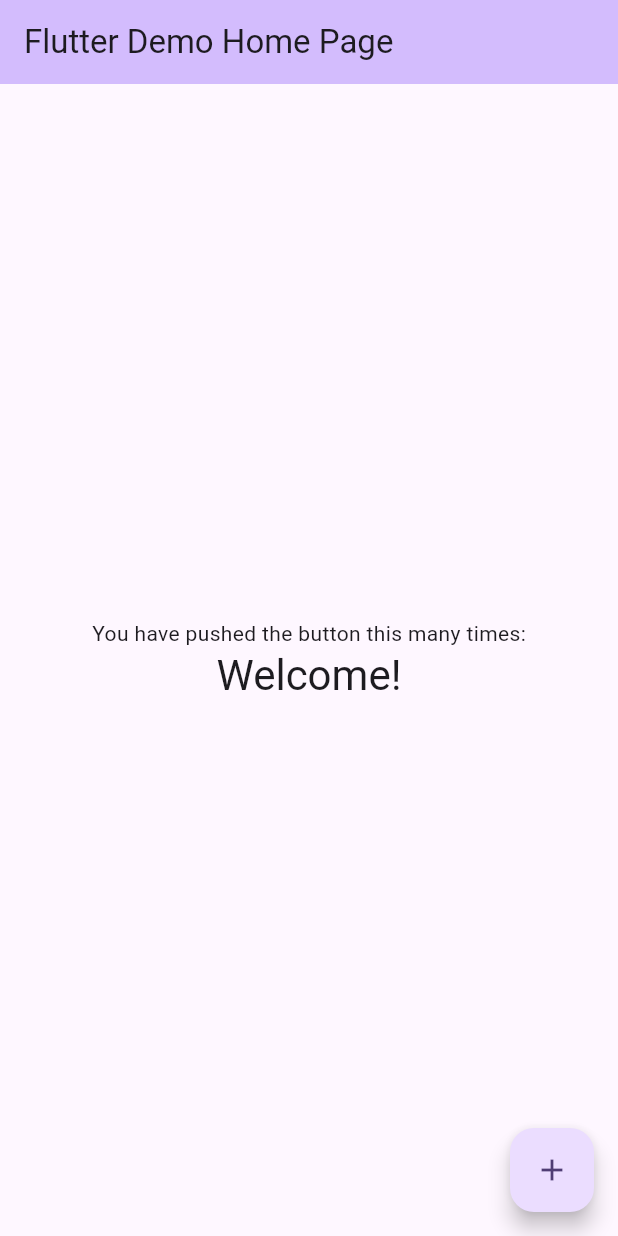
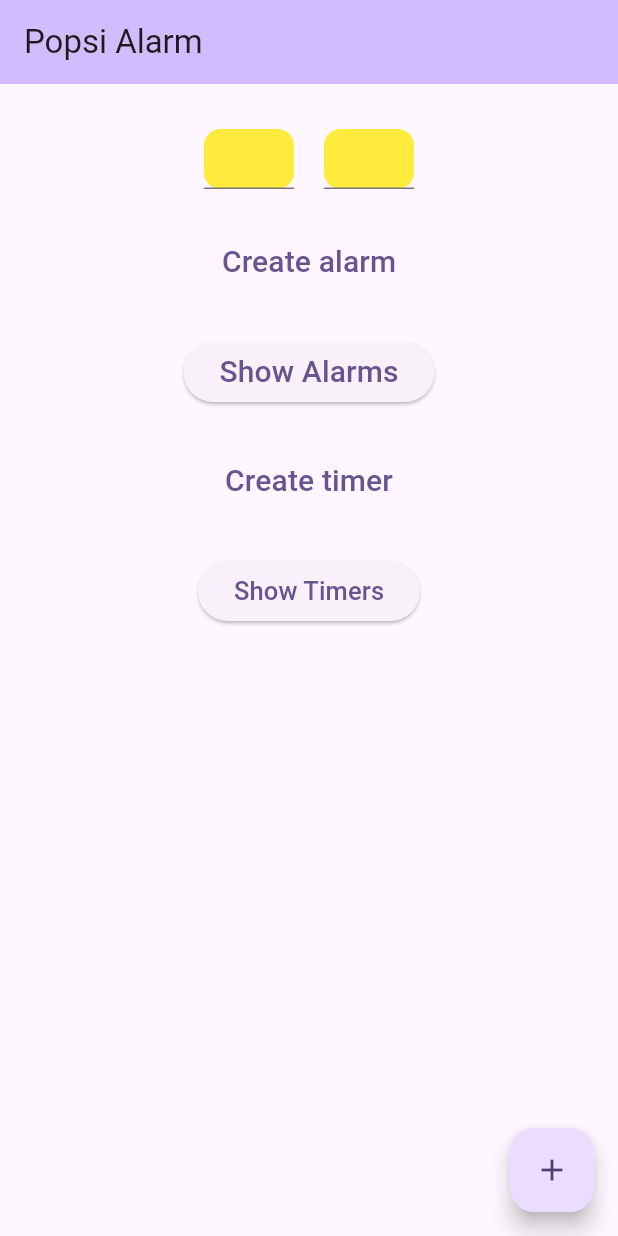
Before and after one commit to ohanz/PopsiAlarm, a Flutter app: the screen it shows after launch, on a phone screen of 412 x 824 dp. Run offline on Flutter 3.47's test engine with Material 2 defaults, Android fonts, the phone set to English and light mode, and no system bars; our stand-ins replace fluttertoast, shared_preferences; missing offline and left inert: flutter_alarm_clock.

Commit message:
added alarm widgets

```diff
--- a/lib/main.dart
+++ b/lib/main.dart
@@ -1,6 +1,8 @@
 import 'package:flutter/material.dart';
 import 'package:fluttertoast/fluttertoast.dart';
 import 'package:shared_preferences/shared_preferences.dart';
+import 'package:flutter_alarm_clock/flutter_alarm_clock.dart';
+
 
 void main() {
   runApp(const MyApp());
@@ -16,25 +18,10 @@ class MyApp extends StatelessWidget {
       debugShowCheckedModeBanner: false,
       title: 'Popsi Alarm',
       theme: ThemeData(
-        // This is the theme of your application.
-        //
-        // TRY THIS: Try running your application with "flutter run". You'll see
-        // the application has a blue toolbar. Then, without quitting the app,
-        // try changing the seedColor in the colorScheme below to Colors.green
-        // and then invoke "hot reload" (save your changes or press the "hot
-        // reload" button in a Flutter-supported IDE, or press "r" if you used
-        // the command line to start the app).
-        //
-        // Notice that the counter didn't reset back to zero; the application
-        // state is not lost during the reload. To reset the state, use hot
-        // restart instead.
-        //
-        // This works for code too, not just values: Most code changes can be
-        // tested with just a hot reload.
         colorScheme: ColorScheme.fromSeed(seedColor: Colors.deepPurple),
         useMaterial3: true,
       ),
-      home: const MyHomePage(title: 'Flutter Demo Home Page'),
+      home: const MyHomePage(title: 'Popsi Alarm'),
     );
   }
 }
@@ -59,60 +46,152 @@ class MyHomePage extends StatefulWidget {
 
 class _MyHomePageState extends State<MyHomePage> {
 
+  bool show = false;
+  TextEditingController hourController = TextEditingController();
+  TextEditingController minuteController = TextEditingController();
 
   @override
   Widget build(BuildContext context) {
-    // This method is rerun every time setState is called, for instance as done
-    // by the _incrementCounter method above.
-    //
-    // The Flutter framework has been optimized to make rerunning build methods
-    // fast, so that you can just rebuild anything that needs updating rather
-    // than having to individually change instances of widgets.
     return Scaffold(
       appBar: AppBar(
-        // TRY THIS: Try changing the color here to a specific color (to
-        // Colors.amber, perhaps?) and trigger a hot reload to see the AppBar
-        // change color while the other colors stay the same.
+
         backgroundColor: Theme.of(context).colorScheme.inversePrimary,
-        // Here we take the value from the MyHomePage object that was created by
-        // the App.build method, and use it to set our appbar title.
         title: Text(widget.title),
       ),
-      body: Center(
-        // Center is a layout widget. It takes a single child and positions it
-        // in the middle of the parent.
-        child: Column(
-          // Column is also a layout widget. It takes a list of children and
-          // arranges them vertically. By default, it sizes itself to fit its
-          // children horizontally, and tries to be as tall as its parent.
-          //
-          // Column has various properties to control how it sizes itself and
-          // how it positions its children. Here we use mainAxisAlignment to
-          // center the children vertically; the main axis here is the vertical
-          // axis because Columns are vertical (the cross axis would be
-          // horizontal).
-          //
-          // TRY THIS: Invoke "debug painting" (choose the "Toggle Debug Paint"
-          // action in the IDE, or press "p" in the console), to see the
-          // wireframe for each widget.
-          mainAxisAlignment: MainAxisAlignment.center,
-          children: <Widget>[
-            const Text(
-              'You have pushed the button this many times:',
+      body:
+      Center(
+          child: Column(children: <Widget>[
+            SizedBox(height: 30),
+            Row(
+              mainAxisAlignment: MainAxisAlignment.center,
+              children: [
+                Container(
+                  height: 40,
+                  width: 60,
+                  decoration: BoxDecoration(
+                      shape: BoxShape.rectangle,
+                      color: Colors.yellow,
+                      borderRadius: BorderRadius.circular(11)),
+                  child: Center(
+                    child: TextField(
+                      controller: hourController,
+                      keyboardType: TextInputType.number,
+                    ),
+                  ),
+                ),
+                SizedBox(width: 20),
+                Container(
+                  height: 40,
+                  width: 60,
+                  decoration: BoxDecoration(
+                      shape: BoxShape.rectangle,
+                      color: Colors.yellow,
+                      borderRadius: BorderRadius.circular(11)),
+                  child: Center(
+                    child: TextField(
+                      controller: minuteController,
+                      keyboardType: TextInputType.number,
+                    ),
+                  ),
+                ),
+              ],
             ),
-            Text(
-              'Welcome!',
-              style: Theme.of(context).textTheme.headlineMedium,
+            Container(
+              margin: const EdgeInsets.all(25),
+              child: TextButton(
+                child: const Text(
+                  'Create alarm',
+                  style: TextStyle(fontSize: 20.0),
+                ),
+                onPressed: () {
+                  int hour;
+                  int minutes;
+                  hour = int.parse(hourController.text);
+                  minutes = int.parse(minuteController.text);
+
+                  // creating alarm after converting hour
+                  // and minute into integer
+                  FlutterAlarmClock.createAlarm(hour, minutes);
+                },
+              ),
             ),
-          ],
-        ),
-      ),
+            ElevatedButton(
+              onPressed: () {
+
+                // show alarm
+                FlutterAlarmClock.showAlarms();
+              },
+              child: const Text(
+                'Show Alarms',
+                style: TextStyle(fontSize: 20.0),
+              ),
+            ),
+            Container(
+              margin: const EdgeInsets.all(25),
+              child: TextButton(
+                  child: const Text(
+                    'Create timer',
+                    style: TextStyle(fontSize: 20.0),
+                  ),
+                  onPressed: () {
+                    int minutes;
+                    minutes = int.parse(minuteController.text);
+
+                    // create timer
+                    FlutterAlarmClock.createTimer(minutes);
+                    showDialog(
+                        context: context,
+                        builder: (context) {
+                          return AboutDialog(
+                            children: [
+                              Center(
+                                child: Text("Timer is set",
+                                    style: TextStyle(
+                                        fontSize: 20, fontWeight: FontWeight.bold)),
+                              )
+                            ],
+                          );
+                        });
+                  }),
+            ),
+            ElevatedButton(
+              onPressed: () {
+
+                // show timers
+                FlutterAlarmClock.showTimers();
+              },
+              child: Text(
+                "Show Timers",
+                style: TextStyle(fontSize: 17),
+              ),
+            )
+          ])),
+      // Center(
+      //   child: Column(
+      //     mainAxisAlignment: MainAxisAlignment.center,
+      //     children: <Widget>[
+      //       const Text(
+      //         'hye',
+      //       ),
+      //       Text(
+      //         'Welcome!',
+      //         style: Theme.of(context).textTheme.headlineMedium,
+      //       ),
+      //     ],
+      //   ),
+      // ),
       floatingActionButton: FloatingActionButton(
         onPressed: (){
-
+          setState(() {
+            if(show) {
+              show = false;
+            } else {
+              show = true;
+            }
+          });
         },
-        tooltip: 'Increment',
-        child: const Icon(Icons.add),
+        tooltip: 'Show/hide',
+        child: show?const Icon(Icons.man_4_rounded):const Icon(Icons.add),
       ), // This trailing comma makes auto-formatting nicer for build methods.
     );
   }
--- a/pubspec.yaml
+++ b/pubspec.yaml
@@ -32,6 +32,7 @@ dependencies:
     sdk: flutter
   fluttertoast: ^8.2.2
   shared_preferences: ^2.0.6
+  flutter_alarm_clock: ^0.0.1
 
 
   # The following adds the Cupertino Icons font to your application.
```
Also changed, not shown: pubspec.lock.
